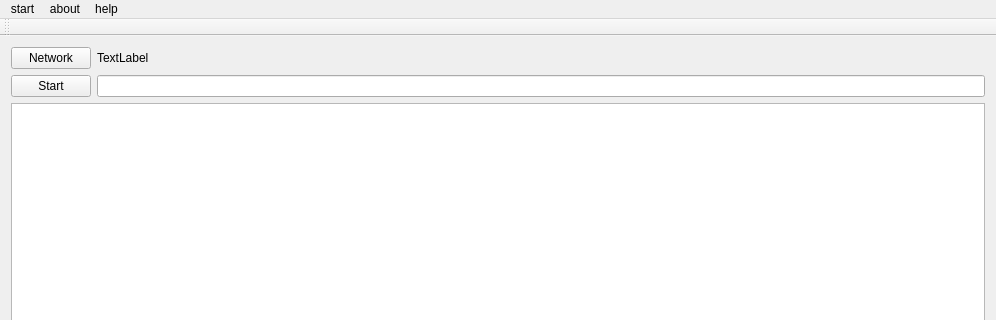
Old version of the form ui/mainwindow.ui in the repository zqzqz/SimpleSniffer; both pictures show x 0 to 996 and y 0 to 320 of the 996 by 588 pixel window.
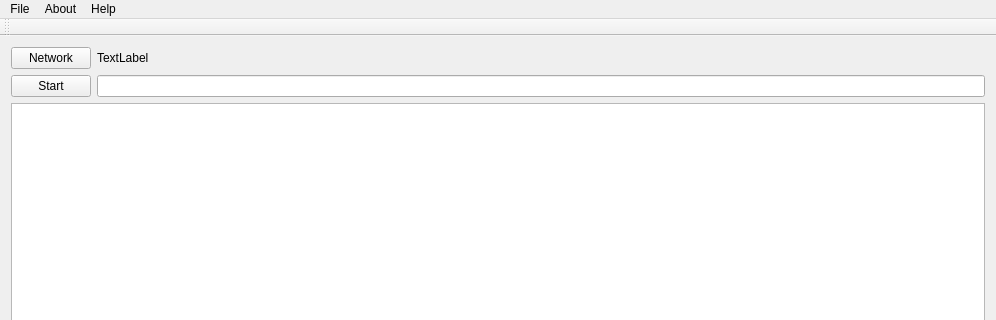
New version of the form.

Patch:
```diff
--- a/ui/mainwindow.ui
+++ b/ui/mainwindow.ui
@@ -75,20 +75,20 @@
    </property>
    <widget class="QMenu" name="menuSniffer">
     <property name="title">
-     <string>start</string>
+     <string>File</string>
     </property>
     <addaction name="actionback"/>
     <addaction name="actionquit"/>
    </widget>
    <widget class="QMenu" name="menuabout">
     <property name="title">
-     <string>about</string>
+     <string>About</string>
     </property>
     <addaction name="actionOur_team"/>
    </widget>
    <widget class="QMenu" name="menuhelp">
     <property name="title">
-     <string>help</string>
+     <string>Help</string>
     </property>
     <addaction name="actionDocument"/>
     <addaction name="actionQuick_start"/>
```
Left out of the diff: 22 changed lines with no effect on the pictures.
